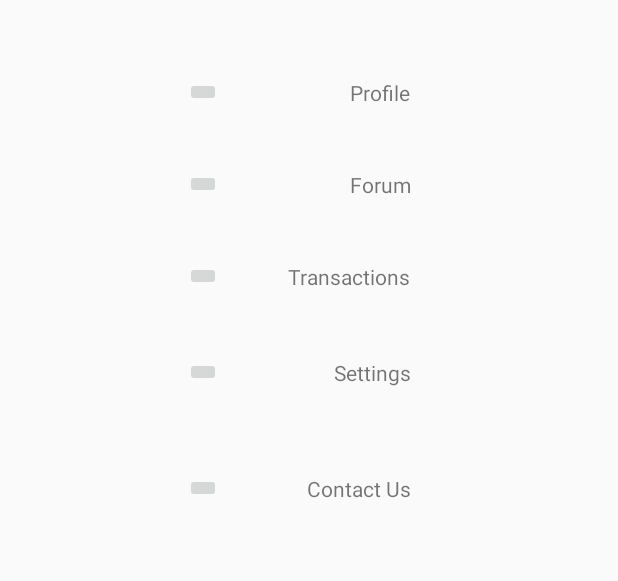
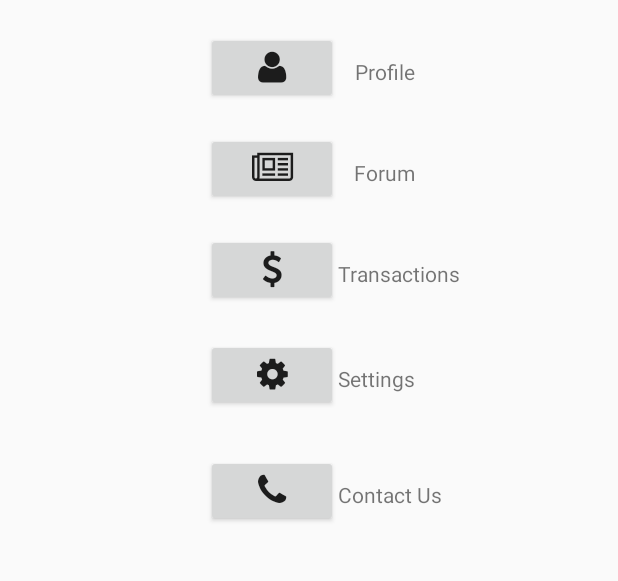
Before and after one commit to cs465uiuc/GroceryRun, an Android app: the MainActivity screen opened directly, with no data from a screen before it, on a phone screen of 412 x 824 dp, the part 152-733 px from its top. Run offline under Robolectric (Android 15) with nearby library versions, the phone set to English and light mode, and no system bars.

Commit message:
Added profile image (from web) and FontAwesome icons to the home page

```diff
--- a/app/src/main/AndroidManifest.xml
+++ b/app/src/main/AndroidManifest.xml
@@ -2,6 +2,7 @@
 <manifest xmlns:android="http://schemas.android.com/apk/res/android"
     package="com.cs465.groceryrun.groceryrun">
 
+    <uses-permission android:name="android.permission.INTERNET" />
     <application
         android:allowBackup="true"
         android:icon="@mipmap/ic_launcher"
--- a/app/src/main/java/com/cs465/groceryrun/groceryrun/MainActivity.java
+++ b/app/src/main/java/com/cs465/groceryrun/groceryrun/MainActivity.java
@@ -1,9 +1,18 @@
 package com.cs465.groceryrun.groceryrun;
 
 import android.content.Intent;
+import android.graphics.Bitmap;
+import android.graphics.BitmapFactory;
+import android.graphics.Typeface;
+import android.os.AsyncTask;
 import android.support.v7.app.AppCompatActivity;
 import android.os.Bundle;
+import android.util.Log;
 import android.view.View;
+import android.widget.Button;
+import android.widget.ImageButton;
+
+import java.io.InputStream;
 
 public class MainActivity extends AppCompatActivity {
 
@@ -11,6 +20,18 @@ public class MainActivity extends AppCompatActivity {
     protected void onCreate(Bundle savedInstanceState) {
         super.onCreate(savedInstanceState);
         setContentView(R.layout.activity_main);
+
+        Typeface font = Typeface.createFromAsset( getAssets(), "fontawesome-webfont.ttf" );
+        Button profileButton = (Button)findViewById( R.id.imageButton );
+        profileButton.setTypeface(font);
+        Button forumButton = (Button)findViewById( R.id.imageButton2 );
+        forumButton.setTypeface(font);
+        Button transactionButton = (Button)findViewById( R.id.imageButton3 );
+        transactionButton.setTypeface(font);
+        Button settingsButton = (Button)findViewById( R.id.imageButton4 );
+        settingsButton.setTypeface(font);
+        Button contactButton = (Button)findViewById( R.id.imageButton5 );
+        contactButton.setTypeface(font);
     }
 
     public void settings(View v){
@@ -36,5 +57,10 @@ public class MainActivity extends AppCompatActivity {
         Intent intent = new Intent(this,Transactions.class);
         startActivity(intent);
     }
+}
 
-}
+/*
+
+
+
+ */
--- /dev/null
+++ b/app/src/main/java/com/cs465/groceryrun/groceryrun/MyPostings.java
@@ -0,0 +1,13 @@
+package com.cs465.groceryrun.groceryrun;
+
+import android.content.Intent;
+import android.os.Bundle;
+import android.support.v7.app.AppCompatActivity;
+import android.view.View;
+import android.widget.Button;
+
+/**
+ * Created by YourName on 11/28/2015.
+ */
+public class MyPostings {
+}
--- a/app/src/main/java/com/cs465/groceryrun/groceryrun/Profile.java
+++ b/app/src/main/java/com/cs465/groceryrun/groceryrun/Profile.java
@@ -5,6 +5,7 @@ import android.graphics.BitmapFactory;
 import android.net.Uri;
 import android.support.v7.app.AppCompatActivity;
 import android.os.Bundle;
+import android.util.Log;
 import android.widget.ImageView;
 import android.widget.RatingBar;
 
@@ -15,6 +16,7 @@ import java.io.InputStream;
 import java.net.MalformedURLException;
 import java.net.URISyntaxException;
 import java.net.URL;
+import android.os.AsyncTask;
 
 public class Profile extends AppCompatActivity {
 
@@ -26,6 +28,9 @@ public class Profile extends AppCompatActivity {
         // profileImage = (ImageView) findViewById(R.id.imageView);
         RatingBar ratingBar = (RatingBar) findViewById(R.id.ratingBar);
         RatingBar ratingBar2 = (RatingBar) findViewById(R.id.ratingBar2);
+
+        new DownloadImageTask((ImageView) findViewById(R.id.imageView))
+                .execute("https://yt3.ggpht.com/-WcRboVIb5gA/AAAAAAAAAAI/AAAAAAAAAAA/JenN9yg2JwU/s100-c-k-no/photo.jpg");
 
         /*Bitmap bm = null;
         try {
@@ -41,4 +46,30 @@ public class Profile extends AppCompatActivity {
         ratingBar.setRating((float) 3.5);
         ratingBar2.setRating((float) 4.2);
     }
+
+    private class DownloadImageTask extends AsyncTask<String, Void, Bitmap> {
+        ImageView bmImage;
+
+        public DownloadImageTask(ImageView bmImage) {
+            this.bmImage = bmImage;
+        }
+
+        protected Bitmap doInBackground(String... urls) {
+            String urldisplay = urls[0];
+            Bitmap mIcon11 = null;
+            try {
+                InputStream in = new java.net.URL(urldisplay).openStream();
+                mIcon11 = BitmapFactory.decodeStream(in);
+            } catch (Exception e) {
+                Log.e("Error", e.getMessage());
+                System.out.println("failed");
+                e.printStackTrace();
+            }
+            return mIcon11;
+        }
+
+        protected void onPostExecute(Bitmap result) {
+            bmImage.setImageBitmap(result);
+        }
+    }
 }
--- a/app/src/main/res/layout/activity_main.xml
+++ b/app/src/main/res/layout/activity_main.xml
@@ -18,93 +18,104 @@
         android:layout_alignParentTop="true"
         android:layout_centerHorizontal="true" />
 
-    <ImageButton
+    <Button
         android:layout_width="wrap_content"
         android:layout_height="wrap_content"
         android:id="@+id/imageButton"
-        android:layout_marginTop="51dp"
+        android:text="@string/icon_user"
+        android:textSize="24dp"
+        android:onClick="profile"
+        android:layout_marginTop="21dp"
         android:layout_below="@+id/textView13"
-        android:layout_alignLeft="@+id/textView13"
-        android:layout_alignStart="@+id/textView13"
-        android:layout_marginLeft="38dp"
-        android:layout_marginStart="38dp"
-        android:onClick="profile" />
+        android:layout_toLeftOf="@+id/textView20"
+        android:layout_toStartOf="@+id/textView20" />
 
-    <ImageButton
+    <Button
         android:layout_width="wrap_content"
         android:layout_height="wrap_content"
         android:id="@+id/imageButton2"
-        android:layout_marginTop="41dp"
+        android:text="@string/icon_news"
+        android:textSize="24dp"
+        android:layout_marginTop="19dp"
+        android:onClick="forum"
         android:layout_below="@+id/imageButton"
-        android:layout_alignLeft="@+id/imageButton"
-        android:layout_alignStart="@+id/imageButton"
-        android:onClick="forum" />
+        android:layout_toLeftOf="@+id/textView20"
+        android:layout_toStartOf="@+id/textView20" />
 
-    <ImageButton
+    <Button
         android:layout_width="wrap_content"
         android:layout_height="wrap_content"
         android:id="@+id/imageButton3"
-        android:layout_marginTop="41dp"
+        android:text="@string/icon_usd"
+        android:textSize="24dp"
+        android:layout_marginTop="19dp"
+        android:onClick="transactions"
         android:layout_below="@+id/imageButton2"
-        android:layout_alignLeft="@+id/imageButton2"
-        android:layout_alignStart="@+id/imageButton2"
-        android:onClick="transactions" />
+        android:layout_toLeftOf="@+id/textView20"
+        android:layout_toStartOf="@+id/textView20" />
 
-    <ImageButton
+    <Button
         android:layout_width="wrap_content"
         android:layout_height="wrap_content"
         android:id="@+id/imageButton4"
-        android:layout_marginTop="44dp"
+        android:text="@string/icon_gear"
+        android:textSize="24dp"
+        android:onClick="settings"
         android:layout_below="@+id/imageButton3"
-        android:layout_alignLeft="@+id/imageButton3"
-        android:layout_alignStart="@+id/imageButton3"
-        android:onClick="settings" />
+        android:layout_toLeftOf="@+id/textView21"
+        android:layout_toStartOf="@+id/textView21"
+        android:layout_marginTop="22dp" />
 
-    <ImageButton
+    <Button
         android:layout_width="wrap_content"
         android:layout_height="wrap_content"
         android:id="@+id/imageButton5"
-        android:layout_marginTop="57dp"
+        android:text="@string/icon_phone"
+        android:textSize="24dp"
+        android:layout_marginTop="29dp"
+        android:onClick="contact"
         android:layout_below="@+id/imageButton4"
         android:layout_alignLeft="@+id/imageButton4"
-        android:layout_alignStart="@+id/imageButton4"
-        android:onClick="contact" />
+        android:layout_alignStart="@+id/imageButton4" />
 
     <TextView
         android:layout_width="wrap_content"
         android:layout_height="wrap_content"
         android:text="Profile"
         android:id="@+id/textView18"
-        android:layout_marginRight="53dp"
-        android:layout_marginEnd="53dp"
-        android:layout_above="@+id/imageButton2"
-        android:layout_alignRight="@+id/textView13"
-        android:layout_alignEnd="@+id/textView13" />
+        android:layout_marginRight="50dp"
+        android:layout_marginEnd="50dp"
+        android:layout_alignBaseline="@+id/imageButton"
+        android:layout_alignBottom="@+id/imageButton"
+        android:layout_alignRight="@+id/textView13" />
 
     <TextView
         android:layout_width="wrap_content"
         android:layout_height="wrap_content"
         android:text="Forum"
         android:id="@+id/textView19"
-        android:layout_above="@+id/imageButton3"
-        android:layout_alignLeft="@+id/textView18"
-        android:layout_alignStart="@+id/textView18" />
+        android:layout_alignBaseline="@+id/imageButton2"
+        android:layout_alignBottom="@+id/imageButton2"
+        android:layout_alignRight="@+id/textView18"
+        android:layout_alignEnd="@+id/textView18" />
 
     <TextView
         android:layout_width="wrap_content"
         android:layout_height="wrap_content"
         android:text="Transactions"
         android:id="@+id/textView20"
-        android:layout_above="@+id/imageButton4"
-        android:layout_alignRight="@+id/textView18"
-        android:layout_alignEnd="@+id/textView18" />
+        android:layout_alignBaseline="@+id/imageButton3"
+        android:layout_alignBottom="@+id/imageButton3"
+        android:layout_alignLeft="@+id/textView21"
+        android:layout_alignStart="@+id/textView21" />
 
     <TextView
         android:layout_width="wrap_content"
         android:layout_height="wrap_content"
         android:text="Settings"
         android:id="@+id/textView21"
-        android:layout_above="@+id/imageButton5"
+        android:layout_alignBaseline="@+id/imageButton4"
+        android:layout_alignBottom="@+id/imageButton4"
         android:layout_alignRight="@+id/textView19"
         android:layout_alignEnd="@+id/textView19" />
 
@@ -113,8 +124,9 @@
         android:layout_height="wrap_content"
         android:text="Contact Us"
         android:id="@+id/textView22"
+        android:layout_alignBaseline="@+id/imageButton5"
         android:layout_alignBottom="@+id/imageButton5"
-        android:layout_alignRight="@+id/textView21"
-        android:layout_alignEnd="@+id/textView21" />
+        android:layout_toRightOf="@+id/imageButton5"
+        android:layout_toEndOf="@+id/imageButton5" />
 
 </RelativeLayout>
--- a/app/src/main/res/values/strings.xml
+++ b/app/src/main/res/values/strings.xml
@@ -2,4 +2,9 @@
     <string name="app_name">Grocery Run</string>
     <string name="action_settings">Settings</string>
     <string name="title_activity_forum">Forum</string>
+    <string name="icon_user">&#xf007;</string>
+    <string name="icon_news">&#xf1ea;</string>
+    <string name="icon_usd">&#xf155;</string>
+    <string name="icon_gear">&#xf013;</string>
+    <string name="icon_phone">&#xf095;</string>
 </resources>
```
Also changed, not shown: app/src/main/assets/fontawesome-webfont.ttf (added).
